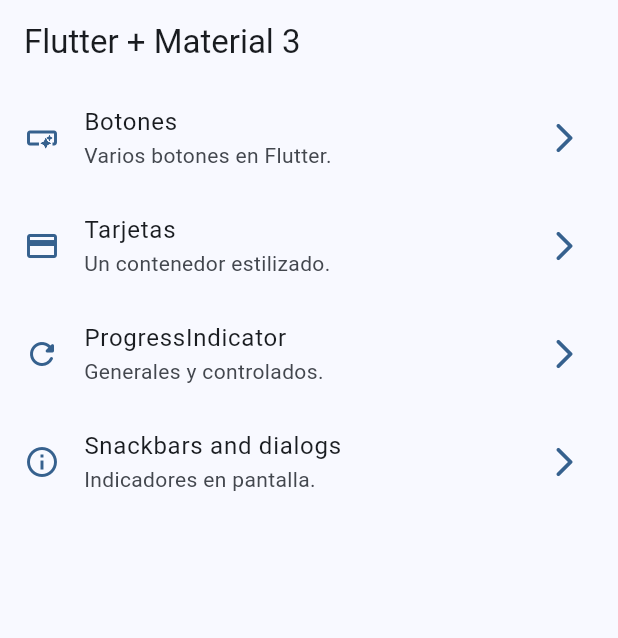
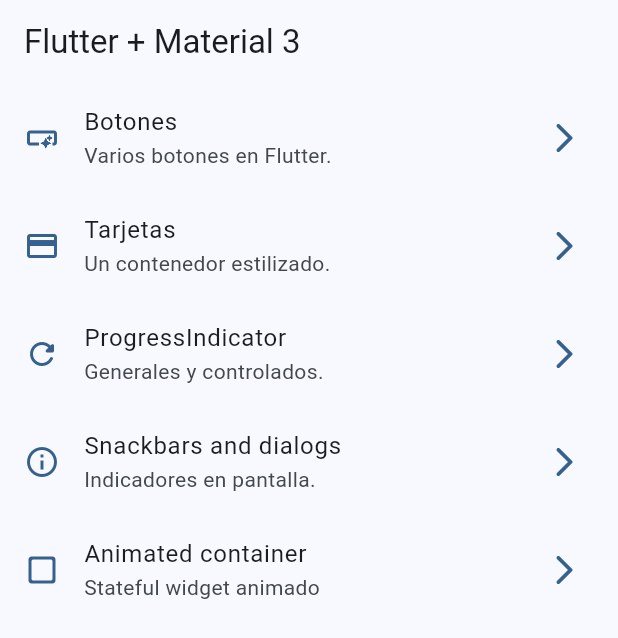
Before and after one commit to juliangrubio/flutter_widget_app, a Flutter app: the screen it shows after launch, on a phone screen of 412 x 824 dp. Shown: the top 638 px of the screen. Run offline on Flutter 3.47's test engine with Material 3 defaults, Android fonts, the phone set to English and light mode, and no system bars; our stand-ins replace go_router.

Commit message:
animated container finished

```diff
--- a/lib/config/menu/menu_items.dart
+++ b/lib/config/menu/menu_items.dart
@@ -34,4 +34,9 @@ const appMenuItems = <MenuItem>[
       subTitle: 'Indicadores en pantalla.',
       link: '/snackbars',
       icon: Icons.info_outline),
+  MenuItem(
+      title: 'Animated container',
+      subTitle: 'Stateful widget animado',
+      link: '/animated',
+      icon: Icons.check_box_outline_blank_rounded),
 ];
--- a/lib/config/router/app_router.dart
+++ b/lib/config/router/app_router.dart
@@ -32,5 +32,10 @@ final appRouter = GoRouter(
       name: SnackbarScreen.name,
       builder: (context, state) => const SnackbarScreen(),
     ),
+    GoRoute(
+      path: '/animated',
+      name: AnimatedScreen.name,
+      builder: (context, state) => const AnimatedScreen(),
+    ),
   ],
 );
```
Also changed, not shown: lib/presentation/screens/animated/animated_screen.dart (+46 -2 lines).
